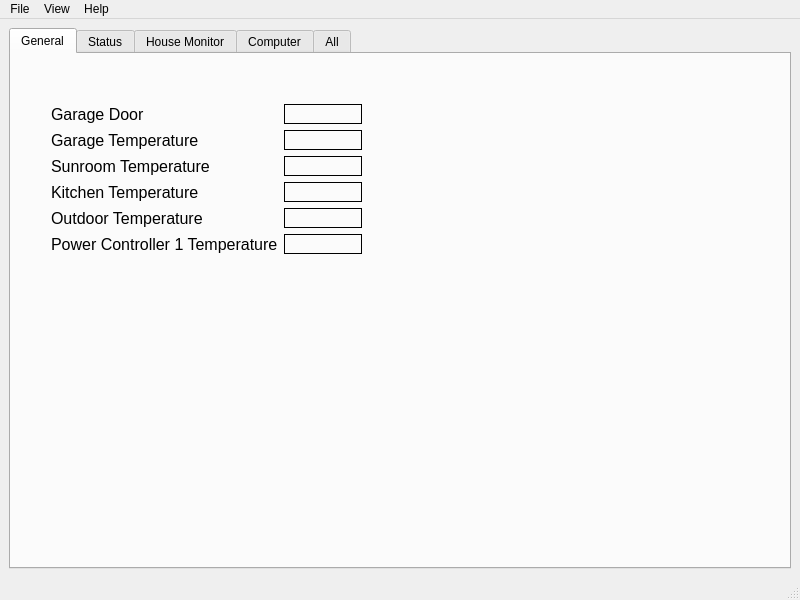
gary-pickens/HouseMonitor, file housemonitor/qt/HouseMonitor3.ui: the form before one commit.
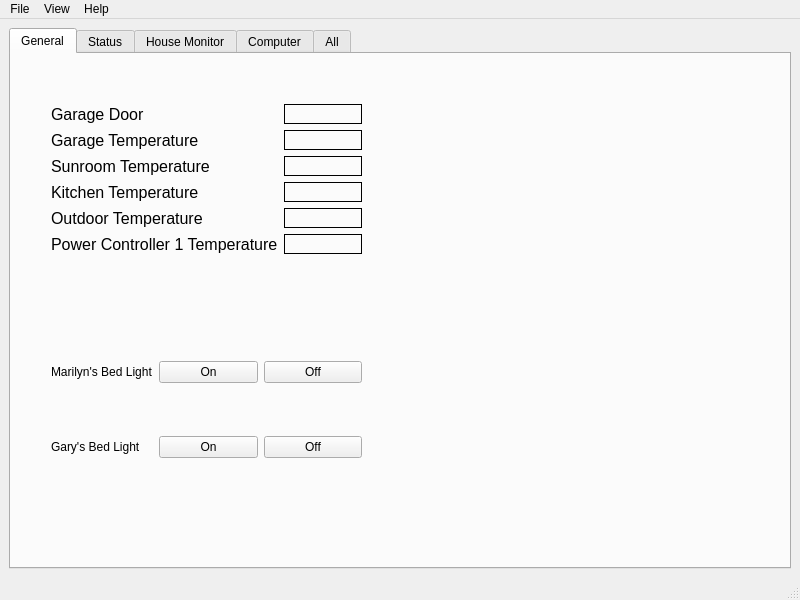
The form after the commit.

Commit message: Added buttons for turning on and off electrical devices.

Diff of the .ui file:
```diff
--- a/housemonitor/qt/HouseMonitor3.ui
+++ b/housemonitor/qt/HouseMonitor3.ui
@@ -201,6 +201,60 @@
          </item>
         </layout>
        </widget>
+       <widget class="QWidget" name="gridLayoutWidget">
+        <property name="geometry">
+         <rect>
+          <x>40</x>
+          <y>260</y>
+          <width>311</width>
+          <height>191</height>
+         </rect>
+        </property>
+        <layout class="QGridLayout" name="gridLayout">
+         <item row="1" column="0">
+          <widget class="QLabel" name="GarysLightLabel">
+           <property name="text">
+            <string>Gary's Bed Light</string>
+           </property>
+          </widget>
+         </item>
+         <item row="1" column="1">
+          <widget class="QPushButton" name="GarysBedLightOn">
+           <property name="text">
+            <string>On</string>
+           </property>
+          </widget>
+         </item>
+         <item row="1" column="2">
+          <widget class="QPushButton" name="GarysBedLightOff">
+           <property name="text">
+            <string>Off</string>
+           </property>
+          </widget>
+         </item>
+         <item row="0" column="0">
+          <widget class="QLabel" name="MarilynsLightLabel">
+           <property name="text">
+            <string>Marilyn's Bed Light</string>
+           </property>
+          </widget>
+         </item>
+         <item row="0" column="1">
+          <widget class="QPushButton" name="MarilynsBedLightOn">
+           <property name="text">
+            <string>On</string>
+           </property>
+          </widget>
+         </item>
+         <item row="0" column="2">
+          <widget class="QPushButton" name="MarilynsBedLightOff">
+           <property name="text">
+            <string>Off</string>
+           </property>
+          </widget>
+         </item>
+        </layout>
+       </widget>
       </widget>
       <widget class="QWidget" name="status_tab">
        <attribute name="title">
```
The commit also changes 5 other files.
